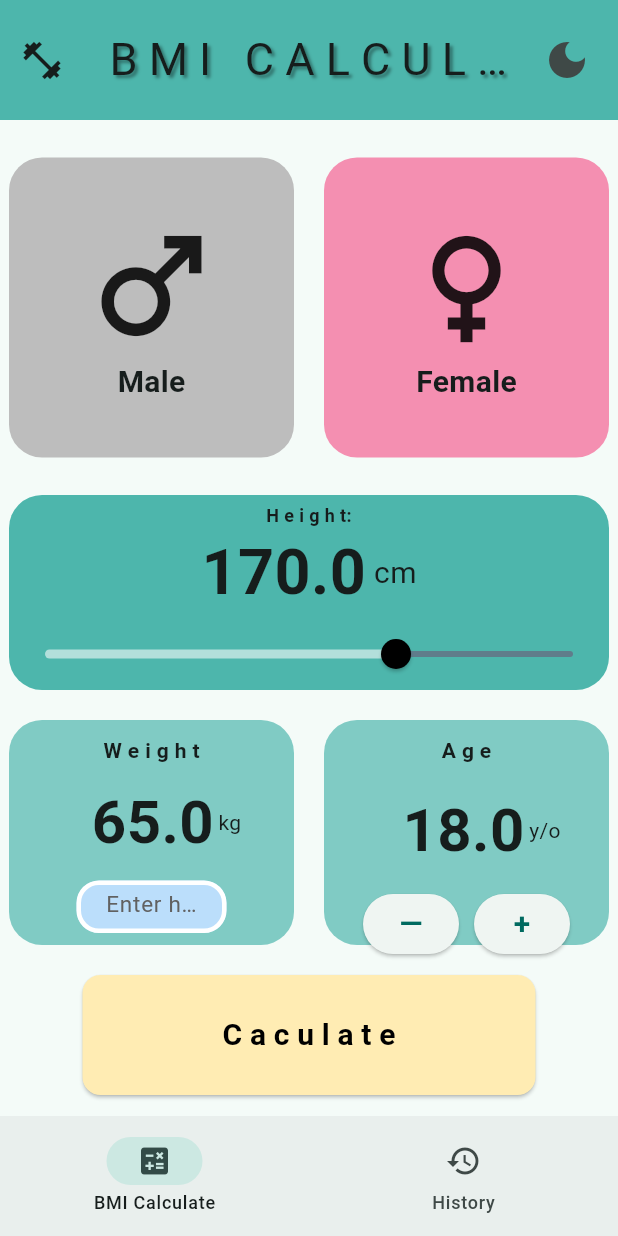
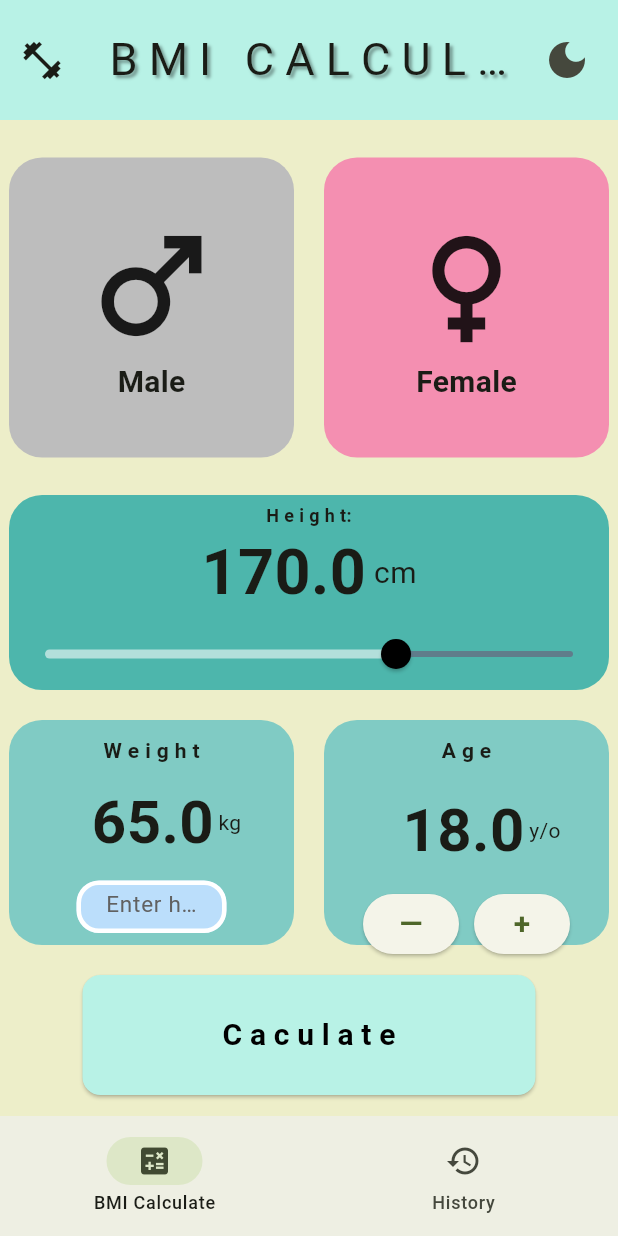
Before and after one commit to tlvhoang06/bmi-calculator-flutter, a Flutter app: the screen it shows after launch, on a phone screen of 412 x 824 dp. Run offline on Flutter 3.47's test engine with Material 3 defaults, Android fonts, the light colour scheme and no system bars; missing offline and left inert: pretty_gauge.

Commit message:
Change Gitignore setting, make Scaffold Color Flexible

```diff
--- a/lib/main.dart
+++ b/lib/main.dart
@@ -18,8 +18,8 @@ class MyApp extends StatelessWidget {
         return MaterialApp(
           debugShowCheckedModeBanner: false,
           theme: ThemeData(
-
-            colorScheme: ColorScheme.fromSeed(seedColor: Colors.teal, brightness: (isDark) ? Brightness.dark : Brightness.light,)
+            scaffoldBackgroundColor: isDark ? Color(0XFF0d1b2a) : Color(0XFFedeec9),
+            colorScheme: ColorScheme.fromSeed(seedColor: Color(0XFFdde7c7))
           ),
           home: WidgetTree(),
         );
--- a/lib/views/pages/BMI_page.dart
+++ b/lib/views/pages/BMI_page.dart
@@ -14,7 +14,8 @@ class BmiPage extends StatelessWidget {
   const BmiPage({super.key});
   @override
   Widget build(BuildContext context) {
-    return Column(
+    return Scaffold(
+      body: Column(
         children: [
           // Gender Selection
           Padding(
@@ -201,7 +202,7 @@ class BmiPage extends StatelessWidget {
                 padding: const EdgeInsets.symmetric(horizontal: 55.0),
                 child: ElevatedButton(
                   style: ElevatedButton.styleFrom(
-                  backgroundColor: Colors.amber.shade100,
+                    backgroundColor: Color(0XFFb8f2e6),
                     minimumSize: Size(200, 80),
                     shape: RoundedRectangleBorder(
                       borderRadius: BorderRadiusGeometry.circular(12),
@@ -233,6 +234,7 @@ class BmiPage extends StatelessWidget {
             },
           ),
         ],
+      ),
     );
   }
 }
--- a/lib/views/pages/result_page.dart
+++ b/lib/views/pages/result_page.dart
@@ -29,7 +29,7 @@ class ResultPage extends StatelessWidget {
               fontSize: 40,
               fontWeight: FontWeight.w500,
               letterSpacing: 6,
-              color: Color(0XFF042a2b),
+              color:  isDarkMode.value ? Color(0XFFc0fdff) : Color(0XFF042a2b),
             ),
           ),
           SizedBox(height: 20),
--- a/lib/views/widget_tree.dart
+++ b/lib/views/widget_tree.dart
@@ -12,7 +12,7 @@ class WidgetTree extends StatelessWidget {
     return Scaffold(
       appBar: AppBar(
         toolbarHeight: 80.0,
-        backgroundColor: Colors.teal.shade300,
+        backgroundColor: Color(0XFFb8f2e6),
         centerTitle: true,
         title: ValueListenableBuilder(
           valueListenable: selectedPage,
```
Also changed, not shown: 1 other file. Lines whose indentation alone changed are shown as unchanged.
